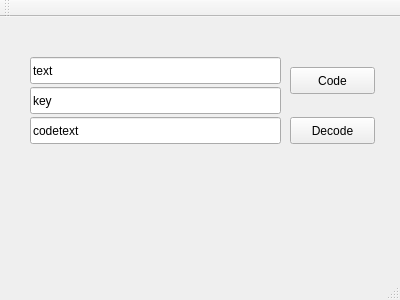
The window that vegenere/mainwindow.ui (Vinkiril/encryption) describes before a commit, drawn with Qt 5.
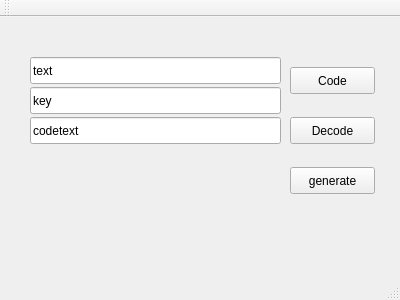
The same window after the commit.

Commit message: рандом + сомнительный фикс

```diff
--- a/vegenere/mainwindow.ui
+++ b/vegenere/mainwindow.ui
@@ -79,6 +79,19 @@
      <string>codetext</string>
     </property>
    </widget>
+   <widget class="QPushButton" name="genButton">
+    <property name="geometry">
+     <rect>
+      <x>290</x>
+      <y>150</y>
+      <width>85</width>
+      <height>27</height>
+     </rect>
+    </property>
+    <property name="text">
+     <string>generate</string>
+    </property>
+   </widget>
   </widget>
   <widget class="QMenuBar" name="menuBar">
    <property name="geometry">
```
The commit also changes 2 other files.
